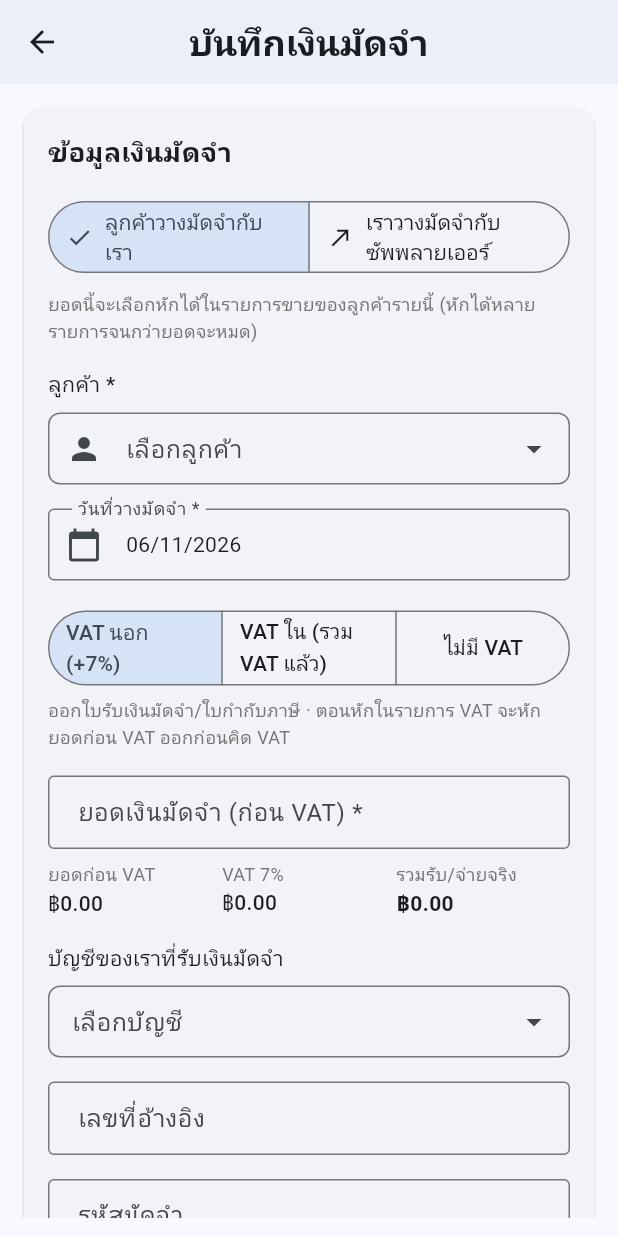
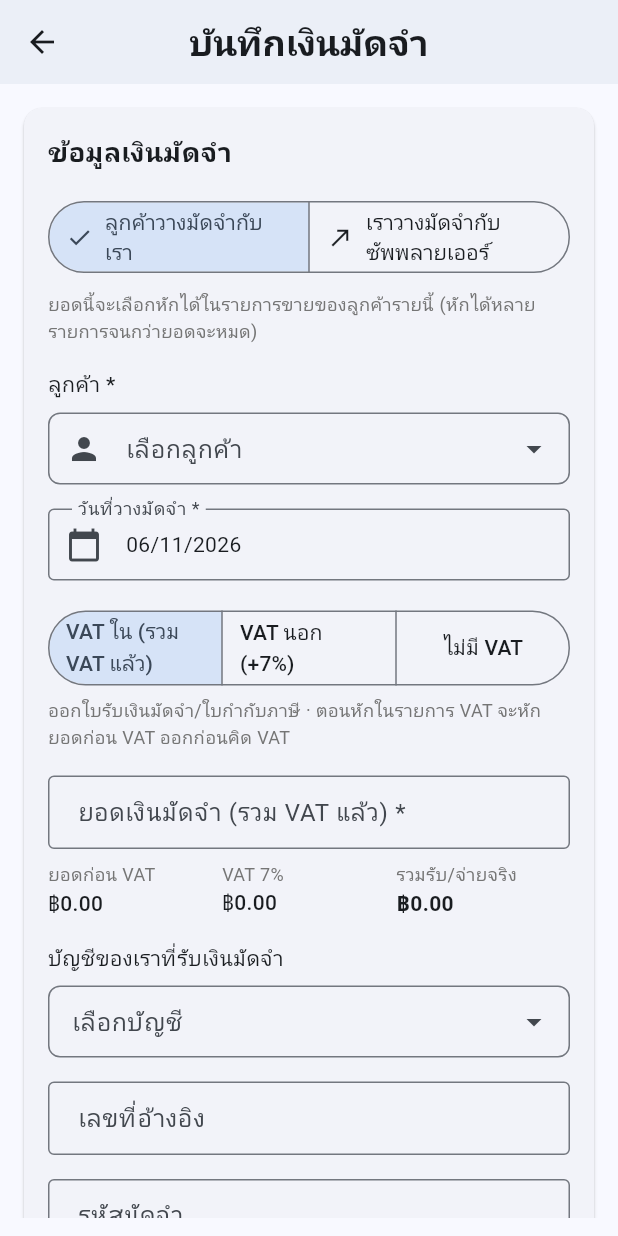
Before and after one commit to nattarujantj/goodpack-web, a Flutter app: the DepositFormScreen screen opened by its route, on a phone screen of 412 x 824 dp. Run offline on Flutter 3.47's test engine with Material 3 defaults, Android fonts, the phone set to English and light mode, and no system bars; our stand-ins replace file_picker, go_router, image_picker, pdf, printing, shared_preferences; missing offline and left inert: dart:html; accounts and stored records are empty; network calls fail.

Commit message:
Default VAT deposits to VAT inclusive and deduct to exactly zero
- New VAT deposits default to VAT ใน (amount already includes VAT)
- The deposit picker suggests the amount that brings the invoice to
  exactly zero, allowing up to 5 satang over the remaining balance for
  VAT inclusive rounding (same tolerance as the server)
- VAT deposits show the VAT-inclusive equivalent of the balance and of
  the amount being deducted
- Balances never display below zero

Co-Authored-By: Claude Opus 5.5 <noreply@anthropic.com>
Claude-Session: https://claude.ai/code/session_01WksHJeVv8JnAReJ1UBwri9

```diff
--- a/lib/config/app_config.dart
+++ b/lib/config/app_config.dart
@@ -19,7 +19,7 @@ class AppConfig {
 
   // App settings
   static const String appName = 'GoodPack Inventory';
-  static const String appVersion = '2.3.0';
+  static const String appVersion = '2.3.1';
 
   // Responsive breakpoints
   static const double mobileBreakpoint = 600;
--- a/lib/models/deposit.dart
+++ b/lib/models/deposit.dart
@@ -55,7 +55,17 @@ class Deposit {
         remainingAmount = remainingAmount ?? (isVAT ? (amountBeforeVAT ?? amount) : amount);
 
   bool get isCustomer => type == typeCustomer;
-  bool get isFullyUsed => remainingAmount <= 0.005;
+  /// ส่วนต่างจากการปัดเศษที่ยอมให้หักเกินยอดคงเหลือได้ (เท่ากับ server: 5 สตางค์)
+  /// เช่น มัดจำ 10,000 รวม VAT แบ่งหักใบ VAT ใน 5,000 สองใบ ยอดก่อน VAT รวมกันเกิน 1 สตางค์
+  static const double roundingTolerance = 0.05;
+
+  bool get isFullyUsed => remainingAmount <= roundingTolerance;
+
+  /// ยอดคงเหลือสำหรับแสดงผล (ไม่ติดลบจากการปัดเศษ)
+  double get displayRemaining => remainingAmount < 0 ? 0 : remainingAmount;
+
+  /// ยอดรวม VAT โดยประมาณของยอดก่อน VAT (ใช้แสดงให้เทียบกับเงินที่รับจริง)
+  static double withVAT(double beforeVAT) => (beforeVAT * 1.07 * 100).roundToDouble() / 100;
 
   static String typeLabel(String type) =>
       type == typeSupplier ? 'เราวางมัดจำกับซัพพลายเออร์' : 'ลูกค้าวางมัดจำกับเรา';
--- a/lib/screens/deposit_form_screen.dart
+++ b/lib/screens/deposit_form_screen.dart
@@ -38,7 +38,7 @@ class _DepositFormScreenState extends State<DepositFormScreen> {
   String? _partyId;
   String? _ourAccount;
   bool _isVAT = true; // บริษัทจด VAT: ค่าเริ่มต้นคือมัดจำออกใบกำกับภาษี
-  String _vatType = 'exclusive';
+  String _vatType = 'inclusive'; // ส่วนใหญ่รับมัดจำเป็นยอดรวม VAT แล้ว
   DateTime _depositDate = DateTime.now();
   Deposit? _deposit;
   bool _isLoading = false;
@@ -90,7 +90,7 @@ class _DepositFormScreenState extends State<DepositFormScreen> {
         _depositDate = d.depositDate;
         _codeController.text = d.depositCode;
         _isVAT = d.isVAT;
-        _vatType = d.vatType == 'inclusive' ? 'inclusive' : 'exclusive';
+        _vatType = d.vatType == 'exclusive' ? 'exclusive' : 'inclusive';
         // VAT นอกกรอกยอดก่อน VAT, VAT ใน/ไม่มี VAT กรอกยอดรวม
         final entered = d.isVAT && _vatType == 'exclusive' ? d.amountBeforeVAT : d.amount;
         _amountController.text =
@@ -375,7 +375,7 @@ class _DepositFormScreenState extends State<DepositFormScreen> {
                 final used = _deposit?.usedAmount ?? 0;
                 final calc = Deposit.calculateVAT(amount, _isVAT, _vatType);
                 final deductible = _isVAT ? calc.beforeVAT : calc.total;
-                if (deductible < used - 0.005) {
+                if (deductible < used - Deposit.roundingTolerance) {
                   return 'ต้องไม่น้อยกว่ายอดที่หักไปแล้ว ฿${_currency.format(used)}${_isVAT ? ' (ก่อน VAT)' : ''}';
                 }
                 return null;
@@ -430,8 +430,8 @@ class _DepositFormScreenState extends State<DepositFormScreen> {
       children: [
         SegmentedButton<String>(
           segments: const [
+            ButtonSegment(value: 'inclusive', label: Text('VAT ใน (รวม VAT แล้ว)')),
             ButtonSegment(value: 'exclusive', label: Text('VAT นอก (+7%)')),
-            ButtonSegment(value: 'inclusive', label: Text('VAT ใน (รวม VAT แล้ว)')),
             ButtonSegment(value: 'none', label: Text('ไม่มี VAT')),
           ],
           selected: {selected},
@@ -505,7 +505,7 @@ class _DepositFormScreenState extends State<DepositFormScreen> {
           children: [
             stat(d.isVAT ? 'ยอดมัดจำ (ก่อน VAT)' : 'ยอดมัดจำ', d.deductibleAmount, null),
             stat('หักไปแล้ว', d.usedAmount, Colors.red[700]),
-            stat('คงเหลือ', d.remainingAmount, _color.shade800),
+            stat('คงเหลือ', d.displayRemaining, _color.shade800),
           ],
         ),
       ),
--- a/lib/screens/deposit_list_screen.dart
+++ b/lib/screens/deposit_list_screen.dart
@@ -185,7 +185,7 @@ class _DepositListScreenState extends State<DepositListScreen> {
     // มัดจำ VAT นับเป็นยอดก่อน VAT (หน่วยเดียวกับยอดที่หักได้)
     final total = deposits.fold(0.0, (sum, d) => sum + d.deductibleAmount);
     final used = deposits.fold(0.0, (sum, d) => sum + d.usedAmount);
-    final remaining = deposits.fold(0.0, (sum, d) => sum + d.remainingAmount);
+    final remaining = deposits.fold(0.0, (sum, d) => sum + d.displayRemaining);
 
     Widget stat(String label, double value, {bool bold = false}) => Column(
           crossAxisAlignment: CrossAxisAlignment.start,
@@ -288,7 +288,7 @@ class _DepositListScreenState extends State<DepositListScreen> {
                     crossAxisAlignment: CrossAxisAlignment.end,
                     children: [
                       Text(
-                        '฿${_currency.format(d.remainingAmount)}',
+                        '฿${_currency.format(d.displayRemaining)}',
                         style: TextStyle(
                           fontWeight: FontWeight.bold,
                           fontSize: 15,
```
Also changed, not shown: lib/widgets/deposit_application_section.dart (+14 -7 lines), 1 other file.
